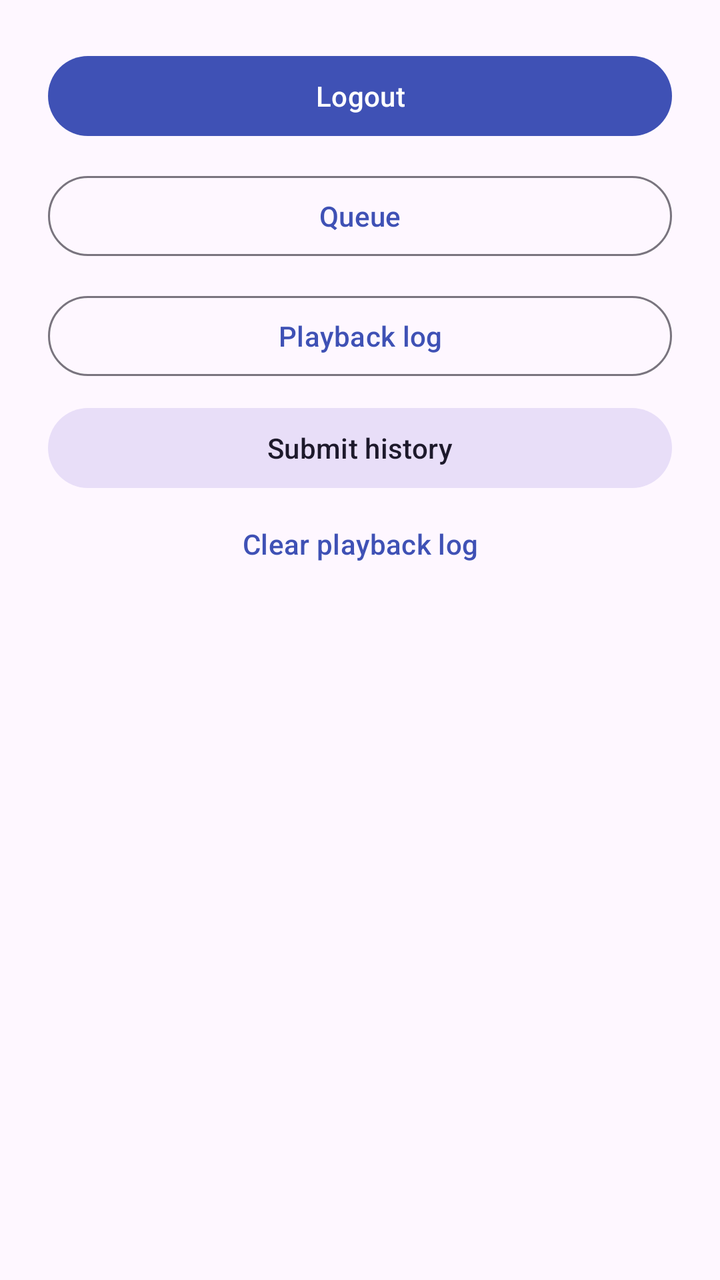
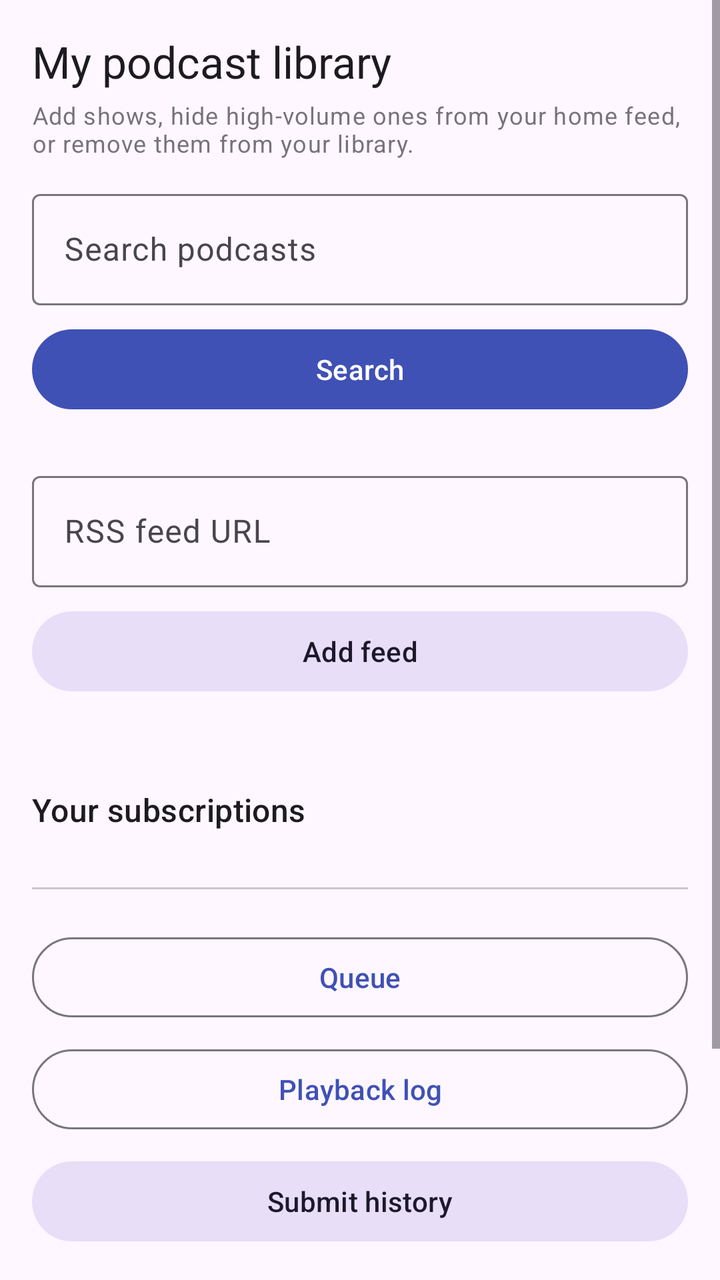

Two renders of the same Android screen: before a commit and after it. Below are the layout's source before the change and the commit's diff.
<!-- AndroidManifest.xml: application theme Theme.MicahPod -->
<!-- res/layout/fragment_settings.xml -->
<?xml version="1.0" encoding="utf-8"?>
<LinearLayout
    xmlns:android="http://schemas.android.com/apk/res/android"
    android:layout_width="match_parent"
    android:layout_height="match_parent"
    android:orientation="vertical"
    android:padding="24dp">

    <com.google.android.material.button.MaterialButton
        android:id="@+id/logoutButton"
        android:layout_width="match_parent"
        android:layout_height="wrap_content"
        android:text="@string/logout" />

    <com.google.android.material.button.MaterialButton
        android:id="@+id/viewQueueButton"
        style="@style/Widget.Material3.Button.OutlinedButton"
        android:layout_width="match_parent"
        android:layout_height="wrap_content"
        android:layout_marginTop="12dp"
        android:text="@string/queue" />

    <com.google.android.material.button.MaterialButton
        android:id="@+id/viewPlaybackLogButton"
        style="@style/Widget.Material3.Button.OutlinedButton"
        android:layout_width="match_parent"
        android:layout_height="wrap_content"
        android:layout_marginTop="12dp"
        android:text="@string/playback_log" />

    <com.google.android.material.button.MaterialButton
        android:id="@+id/submitPlaybackLogButton"
        style="@style/Widget.Material3.Button.TonalButton"
        android:layout_width="match_parent"
        android:layout_height="wrap_content"
        android:layout_marginTop="8dp"
        android:text="@string/submit_playback_log" />

    <com.google.android.material.button.MaterialButton
        android:id="@+id/clearPlaybackLogButton"
        style="@style/Widget.Material3.Button.TextButton"
        android:layout_width="match_parent"
        android:layout_height="wrap_content"
        android:text="@string/clear_playback_log" />

    <ScrollView
        android:layout_width="match_parent"
        android:layout_height="0dp"
        android:layout_weight="1"
        android:layout_marginTop="12dp"
        android:fillViewport="true">

        <TextView
            android:id="@+id/playbackLogText"
            android:layout_width="match_parent"
            android:layout_height="wrap_content"
            android:textAppearance="?attr/textAppearanceBodySmall"
            android:fontFamily="monospace"
            android:textIsSelectable="true"
            android:visibility="gone" />
    </ScrollView>

    <TextView
        android:id="@+id/versionText"
        android:layout_width="match_parent"
        android:layout_height="wrap_content"
        android:layout_marginTop="16dp"
        android:textAppearance="?attr/textAppearanceBodySmall"
        android:alpha="0.7" />
</LinearLayout>
<!-- resources referenced by this layout -->
<resources>
  <string name="clear_playback_log">Clear playback log</string>
  <string name="logout">Logout</string>
  <string name="playback_log">Playback log</string>
  <string name="queue">Queue</string>
  <string name="submit_playback_log">Submit history</string>
  <style name="Theme.MicahPod" parent="Theme.Material3.DayNight.NoActionBar">
          <item name="colorPrimary">@color/md_theme_primary</item>
          <item name="colorOnPrimary">@color/md_theme_on_primary</item>
          <item name="colorSecondary">@color/md_theme_secondary</item>
          <item name="colorOnSecondary">@color/md_theme_on_secondary</item>
          <item name="android:statusBarColor" tools:targetApi="l">@color/md_theme_primary</item>
      </style>
  <color name="md_theme_primary">#3F51B5</color>
  <color name="md_theme_on_primary">#FFFFFF</color>
  <color name="md_theme_secondary">#03DAC6</color>
  <color name="md_theme_on_secondary">#000000</color>
</resources>

<!-- the commit's change to res/layout/fragment_settings.xml (unified diff, before → after) -->
@@ -1,70 +1,173 @@
 <?xml version="1.0" encoding="utf-8"?>
-<LinearLayout
+<ScrollView
     xmlns:android="http://schemas.android.com/apk/res/android"
+    xmlns:app="http://schemas.android.com/apk/res-auto"
     android:layout_width="match_parent"
     android:layout_height="match_parent"
-    android:orientation="vertical"
-    android:padding="24dp">
+    android:fillViewport="true">
 
-    <com.google.android.material.button.MaterialButton
-        android:id="@+id/logoutButton"
+    <LinearLayout
         android:layout_width="match_parent"
         android:layout_height="wrap_content"
-        android:text="@string/logout" />
+        android:orientation="vertical"
+        android:padding="16dp">
 
-    <com.google.android.material.button.MaterialButton
-        android:id="@+id/viewQueueButton"
-        style="@style/Widget.Material3.Button.OutlinedButton"
-        android:layout_width="match_parent"
-        android:layout_height="wrap_content"
-        android:layout_marginTop="12dp"
-        android:text="@string/queue" />
+        <TextView
+            android:layout_width="match_parent"
+            android:layout_height="wrap_content"
+            android:text="@string/my_library"
+            android:textAppearance="?attr/textAppearanceTitleLarge" />
 
-    <com.google.android.material.button.MaterialButton
-        android:id="@+id/viewPlaybackLogButton"
-        style="@style/Widget.Material3.Button.OutlinedButton"
-        android:layout_width="match_parent"
-        android:layout_height="wrap_content"
-        android:layout_marginTop="12dp"
-        android:text="@string/playback_log" />
+        <TextView
+            android:layout_width="match_parent"
+            android:layout_height="wrap_content"
+            android:layout_marginTop="4dp"
+            android:text="@string/library_help"
+            android:textAppearance="?attr/textAppearanceBodySmall"
+            android:alpha="0.75" />
 
-    <com.google.android.material.button.MaterialButton
-        android:id="@+id/submitPlaybackLogButton"
-        style="@style/Widget.Material3.Button.TonalButton"
-        android:layout_width="match_parent"
-        android:layout_height="wrap_content"
-        android:layout_marginTop="8dp"
-        android:text="@string/submit_playback_log" />
+        <com.google.android.material.textfield.TextInputLayout
+            android:layout_width="match_parent"
+            android:layout_height="wrap_content"
+            android:layout_marginTop="12dp"
+            style="@style/Widget.Material3.TextInputLayout.OutlinedBox"
+            android:hint="@string/search_podcasts">
 
-    <com.google.android.material.button.MaterialButton
-        android:id="@+id/clearPlaybackLogButton"
-        style="@style/Widget.Material3.Button.TextButton"
-        android:layout_width="match_parent"
-        android:layout_height="wrap_content"
-        android:text="@string/clear_playback_log" />
+            <com.google.android.material.textfield.TextInputEditText
+                android:id="@+id/librarySearchInput"
+                android:layout_width="match_parent"
+                android:layout_height="wrap_content"
+                android:imeOptions="actionSearch"
+                android:inputType="text"
+                android:maxLines="1" />
+        </com.google.android.material.textfield.TextInputLayout>
 
-    <ScrollView
-        android:layout_width="match_parent"
-        android:layout_height="0dp"
-        android:layout_weight="1"
-        android:layout_marginTop="12dp"
-        android:fillViewport="true">
+        <com.google.android.material.button.MaterialButton
+            android:id="@+id/librarySearchButton"
+            android:layout_width="match_parent"
+            android:layout_height="wrap_content"
+            android:layout_marginTop="8dp"
+            android:text="@string/search" />
+
+        <LinearLayout
+            android:id="@+id/librarySearchResults"
+            android:layout_width="match_parent"
+            android:layout_height="wrap_content"
+            android:layout_marginTop="8dp"
+            android:orientation="vertical" />
+
+        <com.google.android.material.textfield.TextInputLayout
+            android:layout_width="match_parent"
+            android:layout_height="wrap_content"
+            android:layout_marginTop="16dp"
+            style="@style/Widget.Material3.TextInputLayout.OutlinedBox"
+            android:hint="@string/rss_feed_url">
+
+            <com.google.android.material.textfield.TextInputEditText
+                android:id="@+id/libraryFeedUrl"
+                android:layout_width="match_parent"
+                android:layout_height="wrap_content"
+                android:inputType="textUri"
+                android:maxLines="2" />
+        </com.google.android.material.textfield.TextInputLayout>
+
+        <com.google.android.material.button.MaterialButton
+            android:id="@+id/libraryAddFeedButton"
+            style="@style/Widget.Material3.Button.TonalButton"
+            android:layout_width="match_parent"
+            android:layout_height="wrap_content"
+            android:layout_marginTop="8dp"
+            android:text="@string/add_feed" />
+
+        <TextView
+            android:id="@+id/libraryStatus"
+            android:layout_width="match_parent"
+            android:layout_height="wrap_content"
+            android:layout_marginTop="8dp"
+            android:textAppearance="?attr/textAppearanceBodySmall"
+            android:alpha="0.8" />
+
+        <TextView
+            android:layout_width="match_parent"
+            android:layout_height="wrap_content"
+            android:layout_marginTop="20dp"
+            android:text="@string/your_subscriptions"
+            android:textAppearance="?attr/textAppearanceTitleMedium" />
+
+        <LinearLayout
+            android:id="@+id/libraryList"
+            android:layout_width="match_parent"
+            android:layout_height="wrap_content"
+            android:layout_marginTop="8dp"
+            android:orientation="vertical" />
+
+        <com.google.android.material.divider.MaterialDivider
+            android:layout_width="match_parent"
+            android:layout_height="wrap_content"
+            android:layout_marginVertical="20dp" />
+
+        <com.google.android.material.button.MaterialButton
+            android:id="@+id/viewQueueButton"
+            style="@style/Widget.Material3.Button.OutlinedButton"
+            android:layout_width="match_parent"
+            android:layout_height="wrap_content"
+            android:text="@string/queue" />
+
+        <com.google.android.material.button.MaterialButton
+            android:id="@+id/adminButton"
+            style="@style/Widget.Material3.Button.TonalButton"
+            android:layout_width="match_parent"
+            android:layout_height="wrap_content"
+            android:layout_marginTop="8dp"
+            android:text="@string/admin"
+            android:visibility="gone" />
+
+        <com.google.android.material.button.MaterialButton
+            android:id="@+id/viewPlaybackLogButton"
+            style="@style/Widget.Material3.Button.OutlinedButton"
+            android:layout_width="match_parent"
+            android:layout_height="wrap_content"
+            android:layout_marginTop="8dp"
+            android:text="@string/playback_log" />
+
+        <com.google.android.material.button.MaterialButton
+            android:id="@+id/submitPlaybackLogButton"
+            style="@style/Widget.Material3.Button.TonalButton"
+            android:layout_width="match_parent"
+            android:layout_height="wrap_content"
+            android:layout_marginTop="8dp"
+            android:text="@string/submit_playback_log" />
+
+        <com.google.android.material.button.MaterialButton
+            android:id="@+id/clearPlaybackLogButton"
+            style="@style/Widget.Material3.Button.TextButton"
+            android:layout_width="match_parent"
+            android:layout_height="wrap_content"
+            android:text="@string/clear_playback_log" />
 
         <TextView
             android:id="@+id/playbackLogText"
             android:layout_width="match_parent"
             android:layout_height="wrap_content"
+            android:layout_marginTop="8dp"
+            android:fontFamily="monospace"
             android:textAppearance="?attr/textAppearanceBodySmall"
-            android:fontFamily="monospace"
             android:textIsSelectable="true"
             android:visibility="gone" />
-    </ScrollView>
 
-    <TextView
-        android:id="@+id/versionText"
-        android:layout_width="match_parent"
-        android:layout_height="wrap_content"
-        android:layout_marginTop="16dp"
-        android:textAppearance="?attr/textAppearanceBodySmall"
-        android:alpha="0.7" />
-</LinearLayout>
+        <com.google.android.material.button.MaterialButton
+            android:id="@+id/logoutButton"
+            android:layout_width="match_parent"
+            android:layout_height="wrap_content"
+            android:layout_marginTop="16dp"
+            android:text="@string/logout" />
+
+        <TextView
+            android:id="@+id/versionText"
+            android:layout_width="match_parent"
+            android:layout_height="wrap_content"
+            android:layout_marginTop="12dp"
+            android:textAppearance="?attr/textAppearanceBodySmall"
+            android:alpha="0.7" />
+    </LinearLayout>
+</ScrollView>
<!-- resource entries referenced after the edit -->
@@ -1,10 +1,18 @@
 <!-- resources referenced by this layout -->
 <resources>
+  <string name="add_feed">Add feed</string>
+  <string name="admin">Admin</string>
   <string name="clear_playback_log">Clear playback log</string>
+  <string name="library_help">Add shows, hide high-volume ones from your home feed, or remove them from your library.</string>
   <string name="logout">Logout</string>
+  <string name="my_library">My podcast library</string>
   <string name="playback_log">Playback log</string>
   <string name="queue">Queue</string>
+  <string name="rss_feed_url">RSS feed URL</string>
+  <string name="search">Search</string>
+  <string name="search_podcasts">Search podcasts</string>
   <string name="submit_playback_log">Submit history</string>
+  <string name="your_subscriptions">Your subscriptions</string>
   <style name="Theme.MicahPod" parent="Theme.Material3.DayNight.NoActionBar">
           <item name="colorPrimary">@color/md_theme_primary</item>
           <item name="colorOnPrimary">@color/md_theme_on_primary</item>
